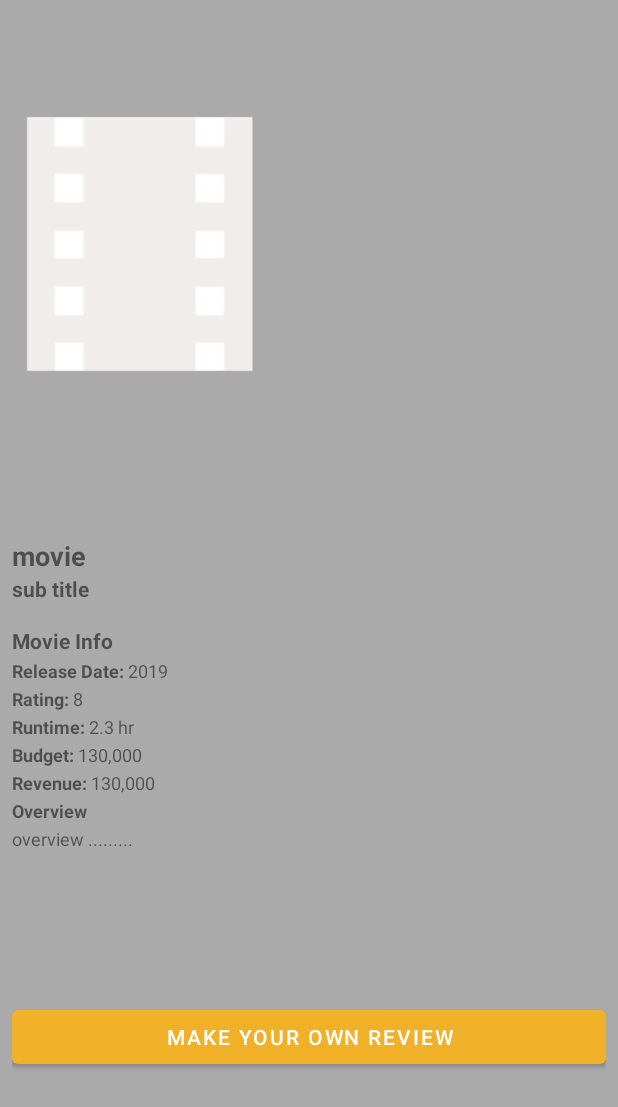
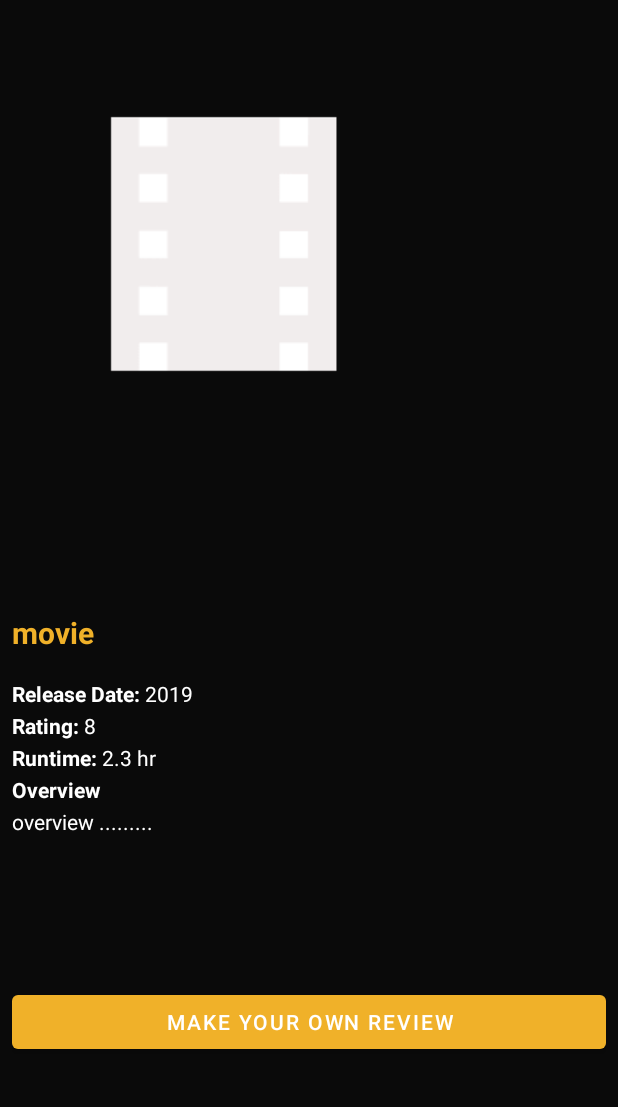
Before and after one commit to Malerhjerne/Android_MovieApp, an Android app: the layout fragment_movie.xml on its own in the app's theme, with its tools: preview values and no code run, on a phone screen of 412 x 824 dp. Shown: the top 1107 px of the screen. Run offline under Robolectric (Android 15) with nearby library versions, the phone set to English and light mode, and no system bars.

Commit message:
nice commit klokken er 2

```diff
--- a/app/src/main/java/com/example/movie_app/adapters/TopRatedMovieAdapter.kt
+++ b/app/src/main/java/com/example/movie_app/adapters/TopRatedMovieAdapter.kt
@@ -80,7 +80,7 @@ class TopRatedMovieAdapter():RecyclerView.Adapter<TopRatedMovieAdapter.TopRatedV
         }
 
         override fun onCreateViewHolder(parent: ViewGroup, viewType: Int): TopRatedViewHolder {
-            val layoutInflater = LayoutInflater.from(parent.context).inflate(R.layout.movie_toprated_recyclerview_layout,parent,false)
+            val layoutInflater = LayoutInflater.from(parent.context).inflate(R.layout.movie_recyclerview_layout,parent,false)
 
             return TopRatedViewHolder(layoutInflater);
         }
--- a/app/src/main/java/com/example/movie_app/adapters/UpcomingMovieAdapter.kt
+++ b/app/src/main/java/com/example/movie_app/adapters/UpcomingMovieAdapter.kt
@@ -95,7 +95,7 @@ class UpcomingMovieAdapter():RecyclerView.Adapter<UpcomingMovieAdapter.UpcomingV
 
         override fun onCreateViewHolder(parent: ViewGroup, viewType: Int): UpcomingViewHolder {
             val layoutInflater = LayoutInflater.from(parent.context).inflate(
-                R.layout.movie_upcoming_recyclerview_layout,
+                R.layout.movie_recyclerview_layout,
                 parent,
                 false
             )
--- a/app/src/main/res/layout/fragment_movie.xml
+++ b/app/src/main/res/layout/fragment_movie.xml
@@ -11,7 +11,9 @@
         android:layout_width="match_parent"
         android:layout_height="match_parent"
         android:orientation="vertical"
-        >
+        android:clickable="true"
+        android:background="@color/blackishBackground">
+
 
 
         <ScrollView
@@ -24,14 +26,13 @@
                 android:orientation="vertical"
                 android:id="@+id/linearLayout">
 
-
                 <ImageView
                     android:id="@+id/movie_poster"
-                    android:layout_width="match_parent"
-                    android:layout_height="350dp"
+                    android:layout_width="300dp"
+                    android:layout_height="400dp"
                     android:layout_gravity="center"
                     android:scaleType="matrix"
-                    android:src="@drawable/poster_placeholder"/>
+                    android:src="@drawable/poster_placeholder" />
 
                 <LinearLayout
                     android:layout_width="match_parent"
@@ -45,28 +46,15 @@
                         android:layout_height="wrap_content"
                         android:text="movie"
                         android:textStyle="bold"
-                        android:textSize="18sp"/>
+                        android:textSize="20sp"
+                        android:textColor="@color/orange"/>
 
-                    <TextView
-                        android:id="@+id/movie_tagline"
-                        android:layout_width="wrap_content"
-                        android:layout_height="wrap_content"
-                        android:text="sub title"
-                        android:textSize="14sp"
-                        android:textStyle="bold"/>
-
-                    <TextView
-                        android:layout_width="wrap_content"
-                        android:layout_height="wrap_content"
-                        android:text="Movie Info"
-                        android:layout_marginTop="15dp"
-                        android:textSize="14sp"
-                        android:textStyle="bold"/>
 
                     <LinearLayout
                         android:layout_width="match_parent"
                         android:layout_height="match_parent"
                         android:orientation="horizontal"
+                        android:layout_marginTop="15dp"
                         >
 
                         <TextView
@@ -74,8 +62,9 @@
                             android:layout_height="wrap_content"
                             android:layout_marginTop="2dp"
                             android:text="Release Date: "
-                            android:textSize="12sp"
+                            android:textSize="14sp"
                             android:textStyle="bold"
+                            android:textColor="@color/white"
                             />
 
                         <TextView
@@ -84,7 +73,8 @@
                             android:layout_height="wrap_content"
                             android:layout_marginTop="2dp"
                             android:text="2019"
-                            android:textSize="12sp"/>
+                            android:textSize="14sp"
+                            android:textColor="@color/white"/>
 
                     </LinearLayout>
 
@@ -98,8 +88,9 @@
                             android:layout_height="wrap_content"
                             android:layout_marginTop="2dp"
                             android:text="Rating: "
-                            android:textSize="12sp"
-                            android:textStyle="bold"/>
+                            android:textSize="14sp"
+                            android:textStyle="bold"
+                            android:textColor="@color/white"/>
 
                         <TextView
                             android:id="@+id/movie_rating"
@@ -107,7 +98,8 @@
                             android:layout_height="wrap_content"
                             android:layout_marginTop="2dp"
                             android:text="8"
-                            android:textSize="12sp"/>
+                            android:textSize="14sp"
+                            android:textColor="@color/white"/>
 
                     </LinearLayout>
 
@@ -121,8 +113,9 @@
                             android:layout_height="wrap_content"
                             android:layout_marginTop="2dp"
                             android:text="Runtime: "
-                            android:textSize="12sp"
-                            android:textStyle="bold"/>
+                            android:textSize="14sp"
+                            android:textStyle="bold"
+                            android:textColor="@color/white"/>
 
                         <TextView
                             android:id="@+id/movie_runtime"
@@ -130,53 +123,8 @@
                             android:layout_height="wrap_content"
                             android:layout_marginTop="2dp"
                             android:text="2.3 hr"
-                            android:textSize="12sp"/>
-
-                    </LinearLayout>
-
-                    <LinearLayout
-                        android:layout_width="match_parent"
-                        android:layout_height="match_parent"
-                        android:orientation="horizontal">
-
-                        <TextView
-                            android:layout_width="wrap_content"
-                            android:layout_height="wrap_content"
-                            android:layout_marginTop="2dp"
-                            android:text="Budget: "
-                            android:textSize="12sp"
-                            android:textStyle="bold"/>
-
-                        <TextView
-                            android:id="@+id/movie_budget"
-                            android:layout_width="wrap_content"
-                            android:layout_height="wrap_content"
-                            android:layout_marginTop="2dp"
-                            android:text="130,000"
-                            android:textSize="12sp"/>
-
-                    </LinearLayout>
-
-                    <LinearLayout
-                        android:layout_width="match_parent"
-                        android:layout_height="match_parent"
-                        android:orientation="horizontal">
-
-                        <TextView
-                            android:layout_width="wrap_content"
-                            android:layout_height="wrap_content"
-                            android:layout_marginTop="2dp"
-                            android:text="Revenue: "
-                            android:textSize="12sp"
-                            android:textStyle="bold"/>
-
-                        <TextView
-                            android:id="@+id/movie_revenue"
-                            android:layout_width="wrap_content"
-                            android:layout_height="wrap_content"
-                            android:layout_marginTop="2dp"
-                            android:text="130,000"
-                            android:textSize="12sp"/>
+                            android:textSize="14sp"
+                            android:textColor="@color/white"/>
 
                     </LinearLayout>
 
@@ -185,15 +133,17 @@
                         android:layout_height="wrap_content"
                         android:layout_marginTop="2dp"
                         android:text="Overview "
-                        android:textSize="12sp"
-                        android:textStyle="bold"/>
+                        android:textSize="14sp"
+                        android:textStyle="bold"
+                        android:textColor="@color/white"/>
                     <TextView
                         android:id="@+id/movie_overview"
                         android:layout_width="wrap_content"
                         android:layout_height="wrap_content"
                         android:layout_marginTop="2dp"
                         android:text="overview ........."
-                        android:textSize="12sp"/>
+                        android:textSize="14sp"
+                        android:textColor="@color/white"/>
 
                     <Button
                         android:id="@+id/databaseBtn"
```
Also changed, not shown: app/src/main/java/com/example/movie_app/MovieFragment.kt (+45 -4 lines), app/src/main/java/com/example/movie_app/views/MovieActivity.kt (deleted, +0 -27 lines), app/src/main/res/layout/activity_main.xml (+13 -16 lines), app/src/main/res/layout/movie_recyclerview_layout.xml (+4 -7 lines), app/src/main/res/layout/movie_toprated_recyclerview_layout.xml (deleted, +0 -38 lines), app/src/main/res/layout/movie_upcoming_recyclerview_layout.xml (deleted, +0 -38 lines).
